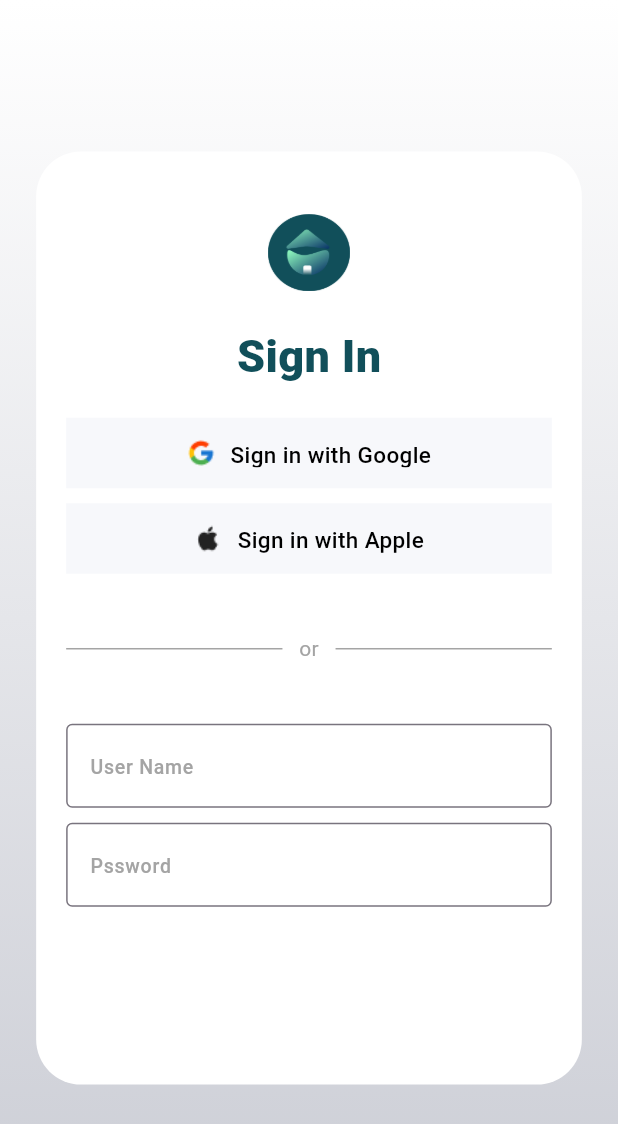
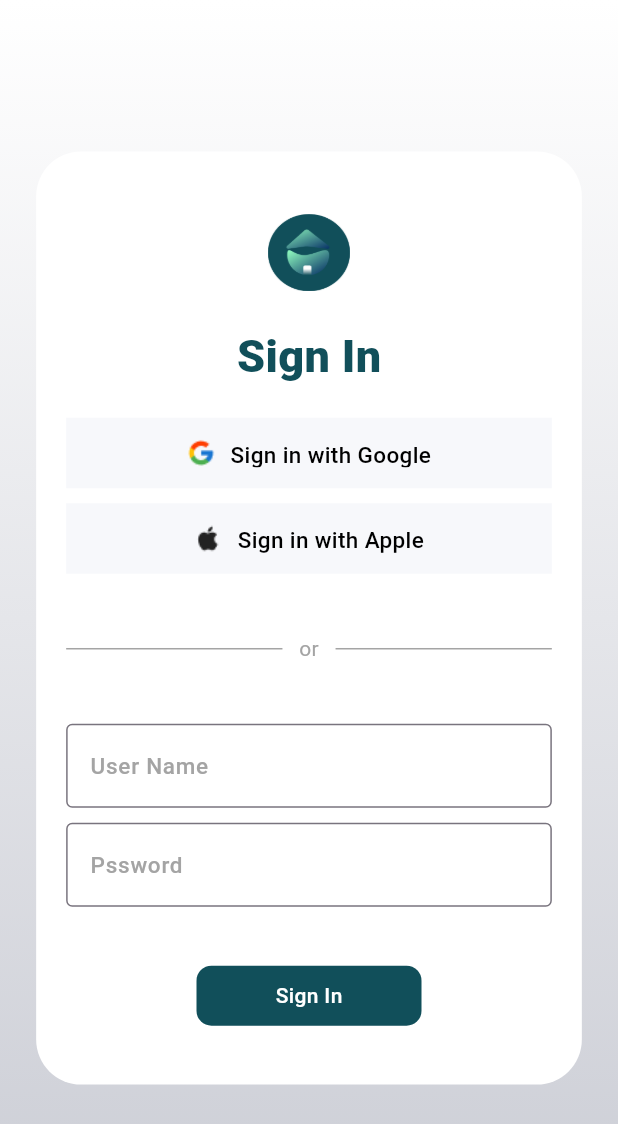
Before and after one commit to muhammed-aslam-pm/Hostel-Manager, a Flutter app: the LoginScreen screen opened directly, on a phone screen of 412 x 824 dp. Shown: the top 1124 px of the screen. Run offline on Flutter 3.47's test engine with Material 3 defaults, Android fonts, the phone set to English and light mode, and no system bars; our stand-ins replace smooth_page_indicator.

Commit message:
login screen completed

```diff
--- a/lib/view/login_and_register_screens/login_screen.dart
+++ b/lib/view/login_and_register_screens/login_screen.dart
@@ -2,6 +2,7 @@ import 'package:flutter/material.dart';
 import 'package:hostel_management_app/utils/color_constants.dart';
 import 'package:hostel_management_app/utils/image_constants.dart';
 import 'package:hostel_management_app/utils/text_style_constatnts.dart';
+import 'package:hostel_management_app/view/owner_home_screen/owner_home_screen.dart';
 
 class LoginScreen extends StatelessWidget {
   const LoginScreen({super.key});
@@ -32,7 +33,7 @@ class LoginScreen extends StatelessWidget {
               borderRadius: BorderRadius.circular(30),
             ),
             child: Padding(
-              padding: const EdgeInsets.symmetric(horizontal: 20, vertical: 40),
+              padding: const EdgeInsets.only(left: 20, right: 20, top: 40),
               child: Column(
                 crossAxisAlignment: CrossAxisAlignment.center,
                 children: [
@@ -121,11 +122,16 @@ class LoginScreen extends StatelessWidget {
                         borderSide: BorderSide(
                             width: 2, color: ColorConstants.colorGrey),
                       ),
-                        hintText: "User Name",
-                        hintStyle: TextStyle(
-                            fontSize: 13,
+                      focusedBorder: OutlineInputBorder(
+                        borderSide: BorderSide(
+                            width: 2, color: ColorConstants.primaryColor),
+                      ),
+                      labelText: "User Name",
+                      labelStyle: TextStyle(
+                          fontSize: 15,
                           color: ColorConstants.colorGrey,
-                            fontWeight: FontWeight.w500)),
+                          fontWeight: FontWeight.w500),
+                    ),
                   ),
                   SizedBox(
                     height: 10,
@@ -136,12 +142,44 @@ class LoginScreen extends StatelessWidget {
                         borderSide: BorderSide(
                             width: 2, color: ColorConstants.colorGrey),
                       ),
-                        hintText: "Pssword ",
-                        hintStyle: TextStyle(
-                            fontSize: 13,
+                      focusedBorder: OutlineInputBorder(
+                        borderSide: BorderSide(
+                            width: 2, color: ColorConstants.primaryColor),
+                      ),
+                      labelText: "Pssword ",
+                      labelStyle: TextStyle(
+                          fontSize: 15,
                           color: ColorConstants.colorGrey,
-                            fontWeight: FontWeight.w500)),
+                          fontWeight: FontWeight.w500),
                     ),
+                  ),
+                  Expanded(
+                    child: Center(
+                      child: InkWell(
+                        onTap: () {
+                          Navigator.push(
+                              context,
+                              MaterialPageRoute(
+                                builder: (context) => OwnerHomeScreen(),
+                              ));
+                        },
+                        child: Container(
+                          decoration: BoxDecoration(
+                            borderRadius: BorderRadius.circular(10),
+                            color: ColorConstants.primaryColor,
+                          ),
+                          height: 40,
+                          width: 150,
+                          child: Center(
+                            child: Text(
+                              "Sign In",
+                              style: TextStyleConstants.buttonText,
+                            ),
+                          ),
+                        ),
+                      ),
+                    ),
+                  )
                 ],
               ),
             ),
--- a/lib/view/onboarding_screen/onboarding_screen.dart
+++ b/lib/view/onboarding_screen/onboarding_screen.dart
@@ -3,6 +3,7 @@ import 'package:hostel_management_app/controller/onBordingControllers/custom_cli
 import 'package:hostel_management_app/controller/onBordingControllers/onboaring_controller.dart';
 import 'package:hostel_management_app/utils/color_constants.dart';
 import 'package:hostel_management_app/utils/text_style_constatnts.dart';
+import 'package:hostel_management_app/view/login_and_register_screens/login_screen.dart';
 import 'package:hostel_management_app/view/owner_home_screen/owner_home_screen.dart';
 import 'package:provider/provider.dart';
 import 'package:smooth_page_indicator/smooth_page_indicator.dart';
@@ -122,7 +123,7 @@ class _OnBoardingScreenState extends State<OnBoardingScreen> {
                               Navigator.push(
                                   context,
                                   MaterialPageRoute(
-                                    builder: (context) => OwnerHomeScreen(),
+                                    builder: (context) => LoginScreen(),
                                   ));
                             },
                             child: Container(
--- a/lib/view/splash_screen/splash_screen.dart
+++ b/lib/view/splash_screen/splash_screen.dart
@@ -19,7 +19,7 @@ class _SplashScreenState extends State<SplashScreen> {
         .then((value) => Navigator.pushAndRemoveUntil(
             context,
             MaterialPageRoute(
-              builder: (context) => LoginScreen(),
+              builder: (context) => OnBoardingScreen(),
             ),
             (route) => false));
     // TODO: implement initState
```
Lines whose indentation alone changed are shown as unchanged.
